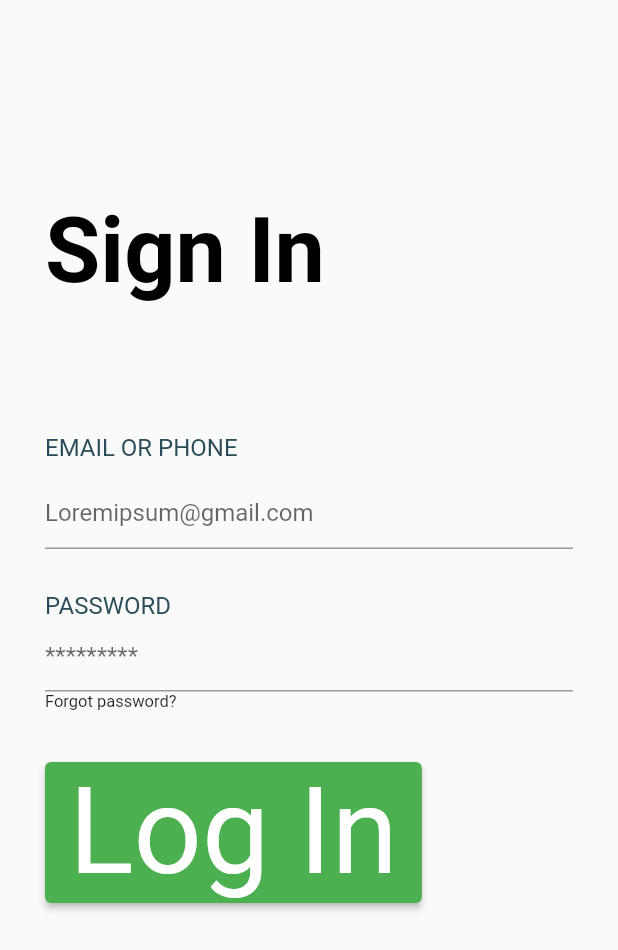
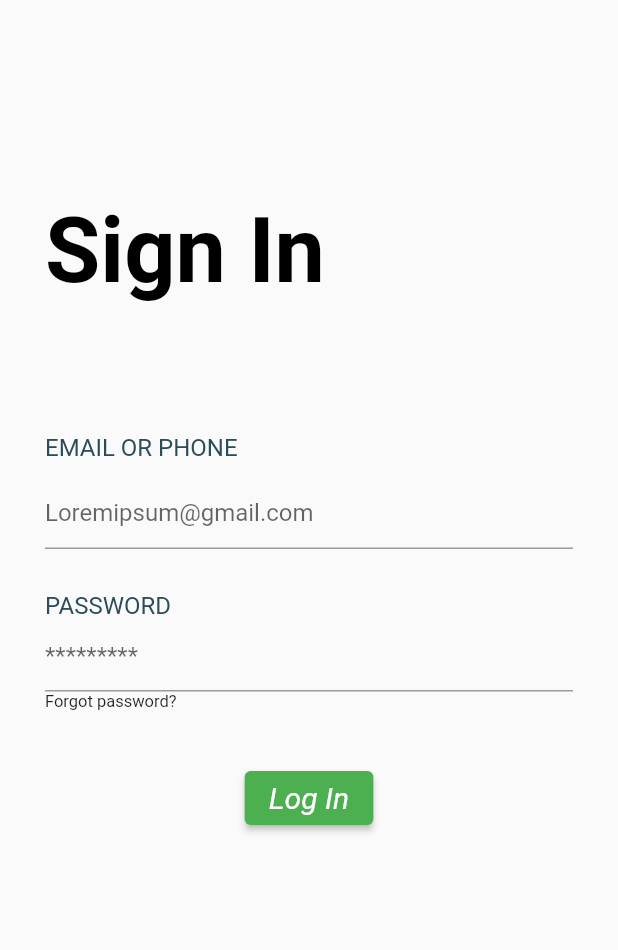
Before and after one commit to ksadykov/car, a Flutter app: the Authorization screen opened directly, on a phone screen of 412 x 824 dp. Shown: the top 950 px of the screen. Run offline on Flutter 3.47's test engine with Material 2 defaults, Android fonts, the phone set to English and light mode, and no system bars.

```diff
--- a/lib/authorization_page.dart
+++ b/lib/authorization_page.dart
@@ -58,13 +58,14 @@ class Authorization extends StatelessWidget {
                   ),
                 ),
                 const SizedBox(height: 34),
-                ElevatedButton(
+                Center(
+                  child: ElevatedButton(
                     style: ElevatedButton.styleFrom(
                       primary: Colors.green,
                       textStyle: const TextStyle(
                           color: Colors.white,
-                        fontSize: 80,
-                        fontStyle: FontStyle.normal),
+                          fontSize: 20,
+                          fontStyle: FontStyle.italic),
                     ),
                     onPressed: () {
                       Navigator.push(
@@ -74,6 +75,7 @@ class Authorization extends StatelessWidget {
                     },
                     child: const Text('Log In'),
                   ),
+                ),
               ],
             ),
           ),
--- a/lib/car_page.dart
+++ b/lib/car_page.dart
@@ -57,7 +57,7 @@ class _PageThreeState extends State<PageThree> {
               Navigator.push(
                 context,
                 MaterialPageRoute(
-                  builder: (context) => Wastebasket(),
+                  builder: (context) =>  Wastebasket(),
                 ),
               );
             },
--- a/lib/providers/car_provider.dart
+++ b/lib/providers/car_provider.dart
@@ -11,6 +11,7 @@ class CarProvider extends ChangeNotifier {
 
   void addtoWastebasket({required CarModel model}) {
     wastebasket.add(model);
+    wastebasket = wastebasket.toSet().toList();
     notifyListeners();
   }
 
```
Lines whose indentation alone changed are shown as unchanged.
